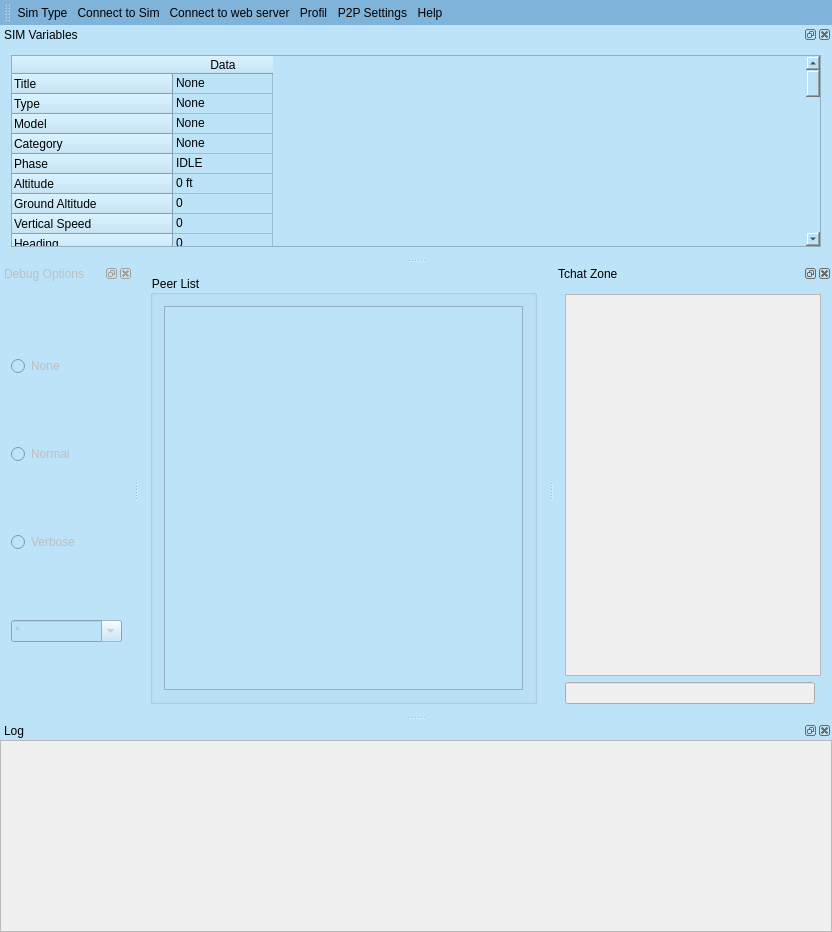
Artemia76/ffs2play, file gui/mainwindow.ui: the form before one commit.
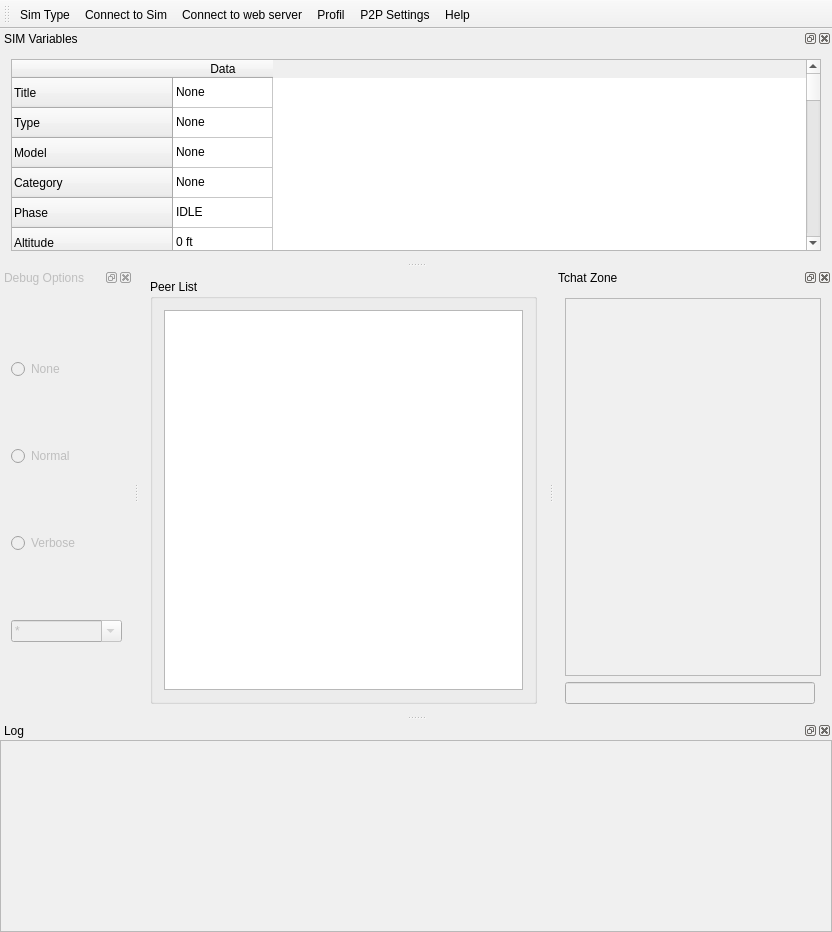
The form after the commit. Icons and pictures are not drawn.

```diff
--- a/gui/mainwindow.ui
+++ b/gui/mainwindow.ui
@@ -16,232 +16,6 @@
     <verstretch>0</verstretch>
    </sizepolicy>
   </property>
-  <property name="palette">
-   <palette>
-    <active>
-     <colorrole role="Button">
-      <brush brushstyle="SolidPattern">
-       <color alpha="255">
-        <red>189</red>
-        <green>227</green>
-        <blue>248</blue>
-       </color>
-      </brush>
-     </colorrole>
-     <colorrole role="Light">
-      <brush brushstyle="SolidPattern">
-       <color alpha="255">
-        <red>184</red>
-        <green>227</green>
-        <blue>255</blue>
-       </color>
-      </brush>
-     </colorrole>
-     <colorrole role="Midlight">
-      <brush brushstyle="SolidPattern">
-       <color alpha="255">
-        <red>127</red>
-        <green>179</green>
-        <blue>217</blue>
-       </color>
-      </brush>
-     </colorrole>
-     <colorrole role="Base">
-      <brush brushstyle="SolidPattern">
-       <color alpha="255">
-        <red>189</red>
-        <green>227</green>
-        <blue>248</blue>
-       </color>
-      </brush>
-     </colorrole>
-     <colorrole role="Window">
-      <brush brushstyle="SolidPattern">
-       <color alpha="255">
-        <red>189</red>
-        <green>227</green>
-        <blue>248</blue>
-       </color>
-      </brush>
-     </colorrole>
-     <colorrole role="Highlight">
-      <brush brushstyle="SolidPattern">
-       <color alpha="255">
-        <red>134</red>
-        <green>171</green>
-        <blue>217</blue>
-       </color>
-      </brush>
-     </colorrole>
-     <colorrole role="AlternateBase">
-      <brush brushstyle="SolidPattern">
-       <color alpha="255">
-        <red>127</red>
-        <green>179</green>
-        <blue>217</blue>
-       </color>
-      </brush>
-     </colorrole>
-     <colorrole role="NoRole">
-      <brush brushstyle="SolidPattern">
-       <color alpha="255">
-        <red>184</red>
-        <green>227</green>
-        <blue>255</blue>
-       </color>
-      </brush>
-     </colorrole>
-    </active>
-    <inactive>
-     <colorrole role="Button">
-      <brush brushstyle="SolidPattern">
-       <color alpha="255">
-        <red>189</red>
-        <green>227</green>
-        <blue>248</blue>
-       </color>
-      </brush>
-     </colorrole>
-     <colorrole role="Light">
-      <brush brushstyle="SolidPattern">
-       <color alpha="255">
-        <red>184</red>
-        <green>227</green>
-        <blue>255</blue>
-       </color>
-      </brush>
-     </colorrole>
-     <colorrole role="Midlight">
-      <brush brushstyle="SolidPattern">
-       <color alpha="255">
-        <red>127</red>
-        <green>179</green>
-        <blue>217</blue>
-       </color>
-      </brush>
-     </colorrole>
-     <colorrole role="Base">
-      <brush brushstyle="SolidPattern">
-       <color alpha="255">
-        <red>189</red>
-        <green>227</green>
-        <blue>248</blue>
-       </color>
-      </brush>
-     </colorrole>
-     <colorrole role="Window">
-      <brush brushstyle="SolidPattern">
-       <color alpha="255">
-        <red>189</red>
-        <green>227</green>
-        <blue>248</blue>
-       </color>
-      </brush>
-     </colorrole>
-     <colorrole role="Highlight">
-      <brush brushstyle="SolidPattern">
-       <color alpha="255">
-        <red>112</red>
-        <green>153</green>
-        <blue>204</blue>
-       </color>
-      </brush>
-     </colorrole>
-     <colorrole role="AlternateBase">
-      <brush brushstyle="SolidPattern">
-       <color alpha="255">
-        <red>127</red>
-        <green>179</green>
-        <blue>217</blue>
-       </color>
-      </brush>
-     </colorrole>
-     <colorrole role="NoRole">
-      <brush brushstyle="SolidPattern">
-       <color alpha="255">
-        <red>184</red>
-        <green>227</green>
-        <blue>255</blue>
-       </color>
-      </brush>
-     </colorrole>
-    </inactive>
-    <disabled>
-     <colorrole role="Button">
-      <brush brushstyle="SolidPattern">
-       <color alpha="255">
-        <red>189</red>
-        <green>227</green>
-        <blue>248</blue>
-       </color>
-      </brush>
-     </colorrole>
-     <colorrole role="Light">
-      <brush brushstyle="SolidPattern">
-       <color alpha="255">
-        <red>184</red>
-        <green>227</green>
-        <blue>255</blue>
-       </color>
-      </brush>
-     </colorrole>
-     <colorrole role="Midlight">
-      <brush brushstyle="SolidPattern">
-       <color alpha="255">
-        <red>127</red>
-        <green>179</green>
-        <blue>217</blue>
-       </color>
-      </brush>
-     </colorrole>
-     <colorrole role="Base">
-      <brush brushstyle="SolidPattern">
-       <color alpha="255">
-        <red>189</red>
-        <green>227</green>
-        <blue>248</blue>
-       </color>
-      </brush>
-     </colorrole>
-     <colorrole role="Window">
-      <brush brushstyle="SolidPattern">
-       <color alpha="255">
-        <red>189</red>
-        <green>227</green>
-        <blue>248</blue>
-       </color>
-      </brush>
-     </colorrole>
-     <colorrole role="Highlight">
-      <brush brushstyle="SolidPattern">
-       <color alpha="255">
-        <red>127</red>
-        <green>179</green>
-        <blue>217</blue>
-       </color>
-      </brush>
-     </colorrole>
-     <colorrole role="AlternateBase">
-      <brush brushstyle="SolidPattern">
-       <color alpha="255">
-        <red>127</red>
-        <green>179</green>
-        <blue>217</blue>
-       </color>
-      </brush>
-     </colorrole>
-     <colorrole role="NoRole">
-      <brush brushstyle="SolidPattern">
-       <color alpha="255">
-        <red>184</red>
-        <green>227</green>
-        <blue>255</blue>
-       </color>
-      </brush>
-     </colorrole>
-    </disabled>
-   </palette>
-  </property>
   <property name="windowTitle">
    <string>FFS2Play</string>
   </property>
@@ -249,9 +23,6 @@
    <iconset resource="../ressources.qrc">
     <normaloff>:/gfx/plane.png</normaloff>:/gfx/plane.png</iconset>
   </property>
-  <property name="styleSheet">
-   <string notr="true">Background:#bde3f8;</string>
-  </property>
   <property name="dockOptions">
    <set>QMainWindow::AllowNestedDocks|QMainWindow::AllowTabbedDocks|QMainWindow::AnimatedDocks</set>
   </property>
@@ -281,10 +52,6 @@
    <property name="windowTitle">
     <string>Tool Bar</string>
    </property>
-   <property name="styleSheet">
-    <string notr="true">Background : #7fb3d9;
-border : none</string>
-   </property>
    <property name="allowedAreas">
     <set>Qt::AllToolBarAreas</set>
    </property>
@@ -365,9 +132,6 @@
        <property name="columnCount">
         <number>1</number>
        </property>
-       <attribute name="verticalHeaderDefaultSectionSize">
-        <number>20</number>
-       </attribute>
        <row>
         <property name="text">
          <string>Title</string>
```
